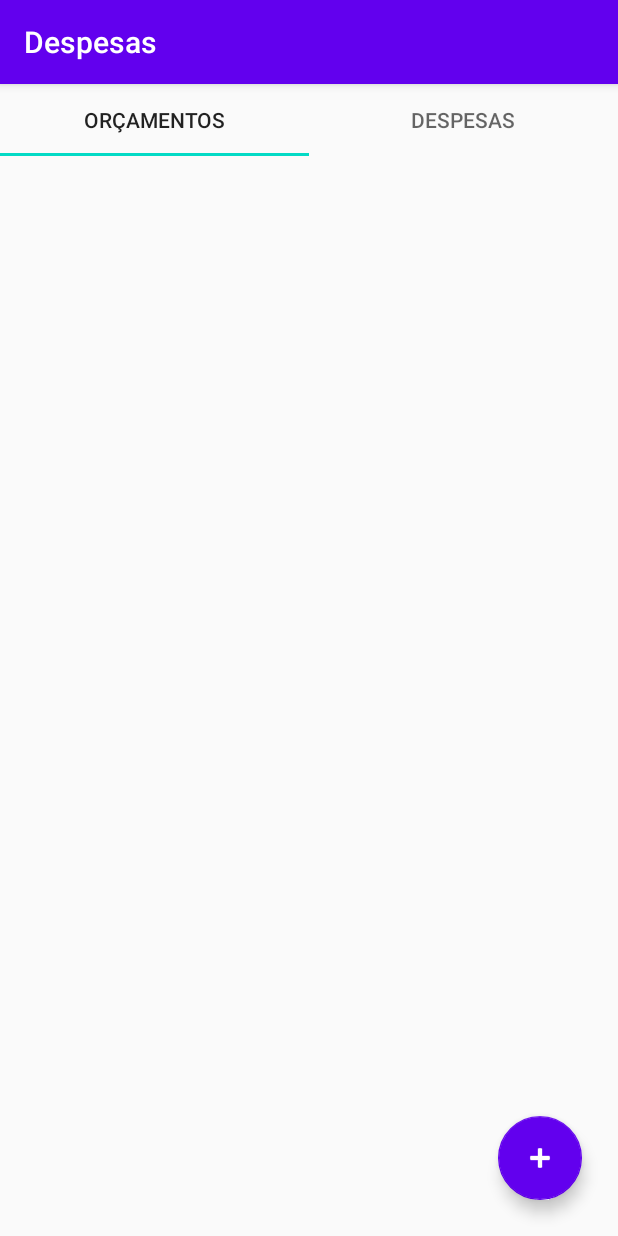
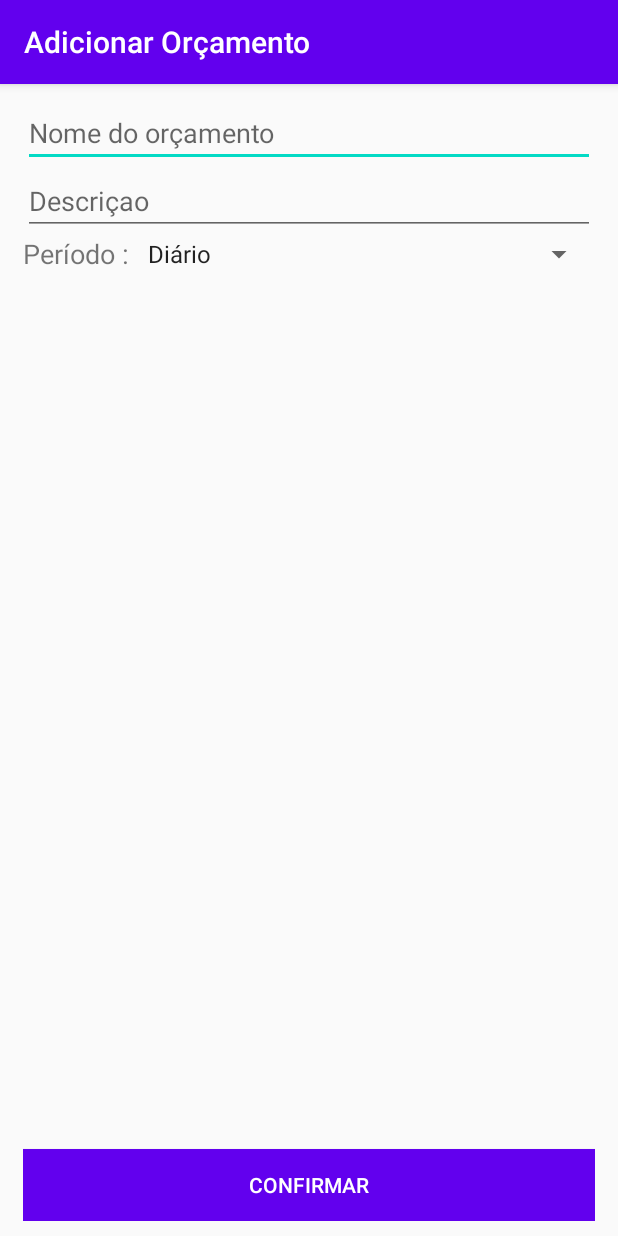
Before and after one commit to Wallace-F-Rosa/despesas-app, an Android app: the screen it shows after launch (MainActivity before the commit, AddOrcamentoActivity after it), after a tap on an icon or button, on a phone screen of 412 x 824 dp. Run offline under Robolectric (Android 15) with nearby library versions, the phone set to English and light mode, and no system bars.

Commit message:
inserção de novos orçamentos
activity AddOrcamentoActivity adiciona orçamentos. essa activity
é aberta ao clicar no botão flutuante do fragment OrcamentoFragment.

```diff
--- /dev/null
+++ b/app/src/main/java/ferancini/app/despesas/controller/AddOrcamentoActivity.java
@@ -0,0 +1,60 @@
+package ferancini.app.despesas.controller;
+
+import androidx.appcompat.app.AppCompatActivity;
+
+import android.os.Bundle;
+import android.view.View;
+import android.widget.ArrayAdapter;
+import android.widget.EditText;
+import android.widget.Spinner;
+
+import java.util.ArrayList;
+import java.util.Dictionary;
+import java.util.Hashtable;
+
+import ferancini.app.despesas.R;
+import ferancini.app.despesas.model.Item;
+import ferancini.app.despesas.model.Orcamento;
+
+public class AddOrcamentoActivity extends AppCompatActivity {
+    private EditText edtNome;
+    private EditText edtDescricao;
+    private Spinner spnTipo;
+    Dictionary tipos = new Hashtable();
+    @Override
+    protected void onCreate(Bundle savedInstanceState) {
+        super.onCreate(savedInstanceState);
+        setContentView(R.layout.activity_add_orcamento);
+
+        this.edtNome = (EditText) findViewById(R.id.edtNome);
+        this.edtDescricao = (EditText) findViewById(R.id.edtDescricao);
+
+        this.spnTipo = (Spinner) findViewById(R.id.spnTipo);
+        ArrayAdapter<CharSequence> adapter = ArrayAdapter.createFromResource(
+            this,
+            R.array.periodo_array,
+            android.R.layout.simple_spinner_item
+        );
+
+        adapter.setDropDownViewResource(android.R.layout.simple_spinner_dropdown_item);
+        spnTipo.setAdapter(adapter);
+
+        //inicializando dicionário de tipos de orçamento
+        tipos.put("Diário",0);
+        tipos.put("Semanal",1);
+        tipos.put("Mensal",2);
+    }
+
+    public void clickConfirmar(View v){
+
+
+        String nome = this.edtNome.getText().toString();
+        String descricao = this.edtDescricao.getText().toString();
+        int tipo = (int) this.tipos.get(this.spnTipo.getSelectedItem().toString());
+
+        //System.out.println(tipo);
+        Orcamento orc = new Orcamento(nome,descricao,tipo,new ArrayList<Item>());
+        System.out.println(Orcamento.getAllOrcamentos());
+    }
+
+}
--- a/app/src/main/java/ferancini/app/despesas/controller/MainActivity.java
+++ b/app/src/main/java/ferancini/app/despesas/controller/MainActivity.java
@@ -5,7 +5,9 @@ import androidx.recyclerview.widget.LinearLayoutManager;
 import androidx.recyclerview.widget.RecyclerView;
 import androidx.viewpager.widget.ViewPager;
 
+import android.content.Intent;
 import android.os.Bundle;
+import android.view.View;
 
 import com.google.android.material.tabs.TabItem;
 import com.google.android.material.tabs.TabLayout;
@@ -57,4 +59,15 @@ public class MainActivity extends AppCompatActivity {
 
     }
 
+    //código a ser disparado pelo evento onclick no botão btnAddDespesa
+    public void onClickAddDespesa(View v){
+        System.out.println(Orcamento.getAllOrcamentos());
+    }
+
+    //código a ser disparado pelo evento onclick no botão btnAddOrcamento
+    public void onClickAddOrcamento(View v){
+        //ao cliclar no botão abrimos a activity de adicionar orçamentos
+        Intent intent =  new Intent(this, AddOrcamentoActivity.class);
+        startActivity(intent);
+    }
 }
```
